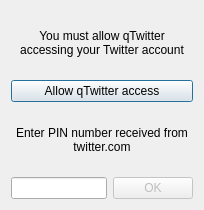
This is qtwitter-app/src/oauth/oauthwizard.ui in ayoy/qtwitter as Qt 5 draws it before an edit. The edited form follows.
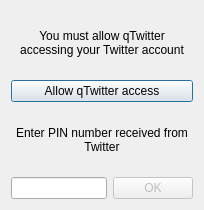
This is the edited form.

Commit message: Implemented dowloading friends timeline form Twitter using OAuth authentication.

```diff
--- a/qtwitter-app/src/oauth/oauthwizard.ui
+++ b/qtwitter-app/src/oauth/oauthwizard.ui
@@ -37,7 +37,7 @@
    <item>
     <widget class="QLabel" name="pinLabel">
      <property name="text">
-      <string>Enter PIN number received from twitter.com</string>
+      <string>Enter PIN number received from Twitter</string>
      </property>
      <property name="alignment">
       <set>Qt::AlignCenter</set>
```
The commit also changes 13 other files.
